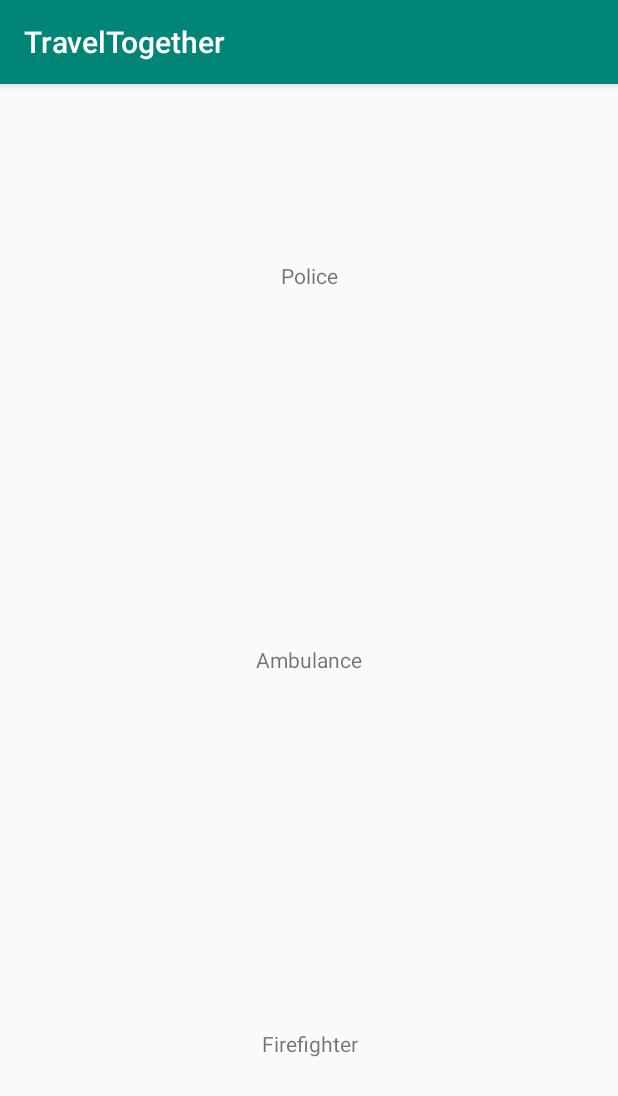
After one commit to bqhuyy/Travel-together, an Android app: the EmergencyCallActivity screen opened directly, with no data from a screen before it, on a phone screen of 412 x 824 dp. The commit adds this screen. Shown: the top 1096 px of the screen. Run offline under Robolectric (Android 15) with nearby library versions, the phone set to English and light mode, and no system bars.

Commit message:
add emergency call

```diff
--- /dev/null
+++ b/app/src/main/res/layout/activity_emergency_call.xml
@@ -0,0 +1,38 @@
+<?xml version="1.0" encoding="utf-8"?>
+<LinearLayout xmlns:android="http://schemas.android.com/apk/res/android"
+    xmlns:tools="http://schemas.android.com/tools"
+    android:layout_width="match_parent"
+    android:layout_height="match_parent"
+    android:orientation="vertical"
+    android:gravity="center"
+    tools:context=".EmergencyCallActivity">
+
+    <TextView
+        android:id="@+id/policeButton"
+        android:layout_width="match_parent"
+        android:layout_height="wrap_content"
+        android:gravity="center"
+        android:layout_weight="1"
+        android:text="@string/police"
+        android:onClick="EmergencyCall"/>
+
+    <TextView
+        android:id="@+id/AmbulanceButton"
+        android:layout_width="match_parent"
+        android:layout_height="wrap_content"
+        android:gravity="center"
+        android:layout_weight="1"
+        android:text="@string/ambulance"
+        android:onClick="EmergencyCall"/>
+
+    <TextView
+        android:id="@+id/firefighterButton"
+        android:layout_width="match_parent"
+        android:layout_height="wrap_content"
+        android:gravity="center"
+        android:layout_weight="1"
+        android:text="@string/firefighter"
+        android:onClick="EmergencyCall"/>
+
+
+</LinearLayout>
--- a/app/src/main/res/values/strings.xml
+++ b/app/src/main/res/values/strings.xml
@@ -87,4 +87,7 @@
     <string name="edit_account">Edit Account</string>
     <string name="username">Username</string>
     <string name="save">Save</string>
+    <string name="police">Police</string>
+    <string name="ambulance">Ambulance</string>
+    <string name="firefighter">Firefighter</string>
 </resources>
```
Also changed, not shown: app/src/main/AndroidManifest.xml (+7 -2 lines), app/src/main/java/cs300/apcs04/traveltogether/EmergencyCallActivity.java (added, +34 -0 lines).
